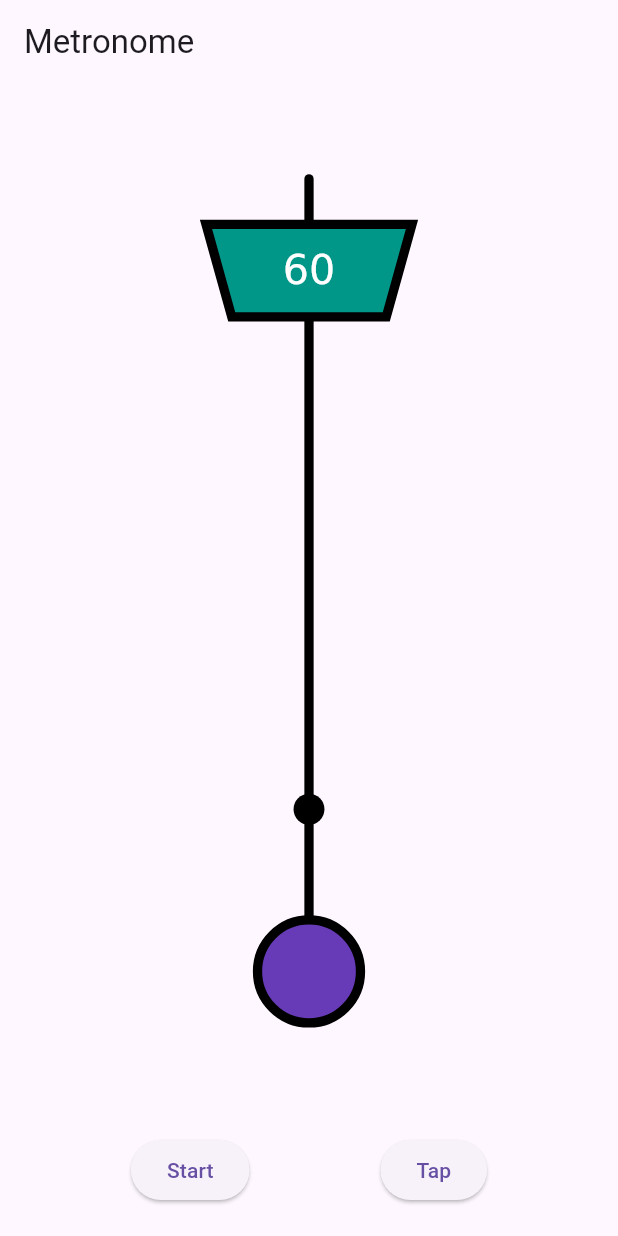
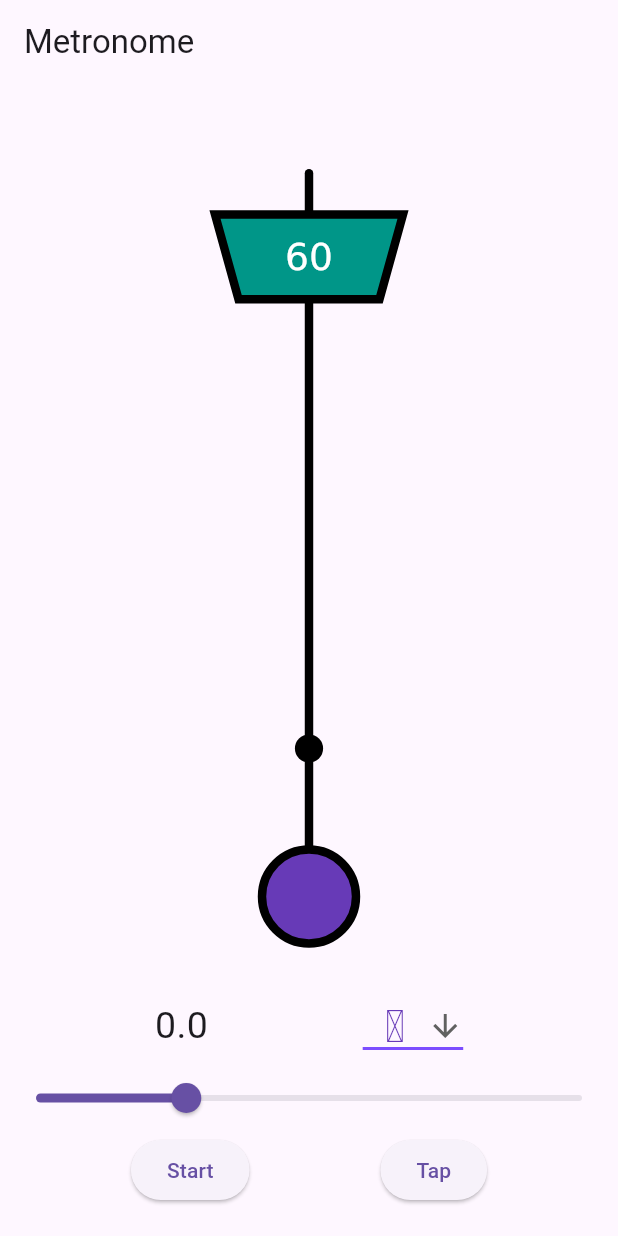
Before and after one commit to ugochirico/metronomeplus, a Flutter app: the screen it shows after launch, on a phone screen of 412 x 824 dp. Run offline on Flutter 3.47's test engine with Material 3 defaults, Android fonts, the phone set to English and light mode, and no system bars.

Commit message:
Added slider and note value selector

```diff
--- a/lib/metronome.dart
+++ b/lib/metronome.dart
@@ -10,6 +10,8 @@ enum MetronomeState {
   Stopped,
   Stopping
 }
+
+const List<String> list = <String>['\u{1D15D}', '\u{1D15E}', '\u{1D15F}', '\u{1D160}','\u{1D161}', '\u{1D162}', '\u{1D163}', '\u{1D164}'];
 
 class MetronomeControl extends StatefulWidget {
   MetronomeControl();
@@ -25,6 +27,7 @@ class MetronomeControlState extends State<MetronomeControl> {
   List<int> _tapTimes = [];
 
   int _tempo = 60;
+  double _notePerMinute = 0;
 
   bool _bobPanning = false;
 
@@ -37,6 +40,8 @@ class MetronomeControlState extends State<MetronomeControl> {
   int _tickInterval = 0;
 
   double _rotationAngle=0;
+  String _dropdownValue = list.first;
+  int _selectedNoteIndex = 0;
 
   MetronomeControlState();
 
@@ -180,6 +185,7 @@ class MetronomeControlState extends State<MetronomeControl> {
   @override
   Widget build(BuildContext context) {
     _rotationAngle = _getRotationAngle();
+
     return Column(
         mainAxisSize: MainAxisSize.max,
         mainAxisAlignment: MainAxisAlignment.spaceEvenly,
@@ -197,6 +203,60 @@ class MetronomeControlState extends State<MetronomeControl> {
               )
           ),
           Container(height: 20),
+          Row(
+            mainAxisAlignment: MainAxisAlignment.spaceEvenly,
+            children: [
+              Text("$_notePerMinute", style: TextStyle(fontSize: 25),),
+              DropdownButton<String>(
+                  value: _dropdownValue,
+                  icon: const Icon(Icons.arrow_downward),
+                  elevation: 16,
+                  style: const TextStyle(color: Colors.deepPurple),
+                  underline: Container(
+                  height: 2,
+                    color: Colors.deepPurpleAccent,
+                  ),
+                  onChanged: (String? value) {
+                    if(value != null) {
+                      _selectedNoteIndex = list.indexOf(value!);
+                      double divider = 4 / pow(2, _selectedNoteIndex);
+
+                      _notePerMinute = _tempo / divider;
+                      setState(() {
+
+                      });
+                    }
+
+                  // This is called when the user selects an item.
+                    setState(() {
+                      _dropdownValue = value!;
+                    });
+                },
+                items: list.map<DropdownMenuItem<String>>((String value) {
+                  return DropdownMenuItem<String>(
+                    value: value,
+                    child: Text("  $value  ", style: TextStyle(fontSize: 30),),
+                  );
+                }).toList(),
+              )
+            ],
+          ),
+          Slider(
+              value: _tempo.toDouble(),
+              max: 220,
+              divisions: 220,
+              label: _tempo.round().toString(),
+              onChanged: (double value) {
+                setState(() {
+                  _tempo = (value).toInt();
+                  double bps = _tempo / 60;
+                  _tickInterval = 1000 ~/ bps;
+
+                  double divider = 4 / pow(2, _selectedNoteIndex);
+
+                  _notePerMinute = _tempo / divider;
+                });
+              }),
           Row(
               mainAxisAlignment: MainAxisAlignment.spaceEvenly,
               children: [
@@ -274,6 +334,10 @@ class MetronomeControlState extends State<MetronomeControl> {
     _tempo = min(_maxTempo, max(_minTempo,_minTempo + (bobPercent * (_maxTempo - _minTempo)).toInt()));
     double bps = _tempo/60;
     _tickInterval = 1000~/bps;
+
+    double divider = 4 / pow(2, _selectedNoteIndex);
+
+    _notePerMinute = _tempo / divider;
 
     setState((){});
   }
```
